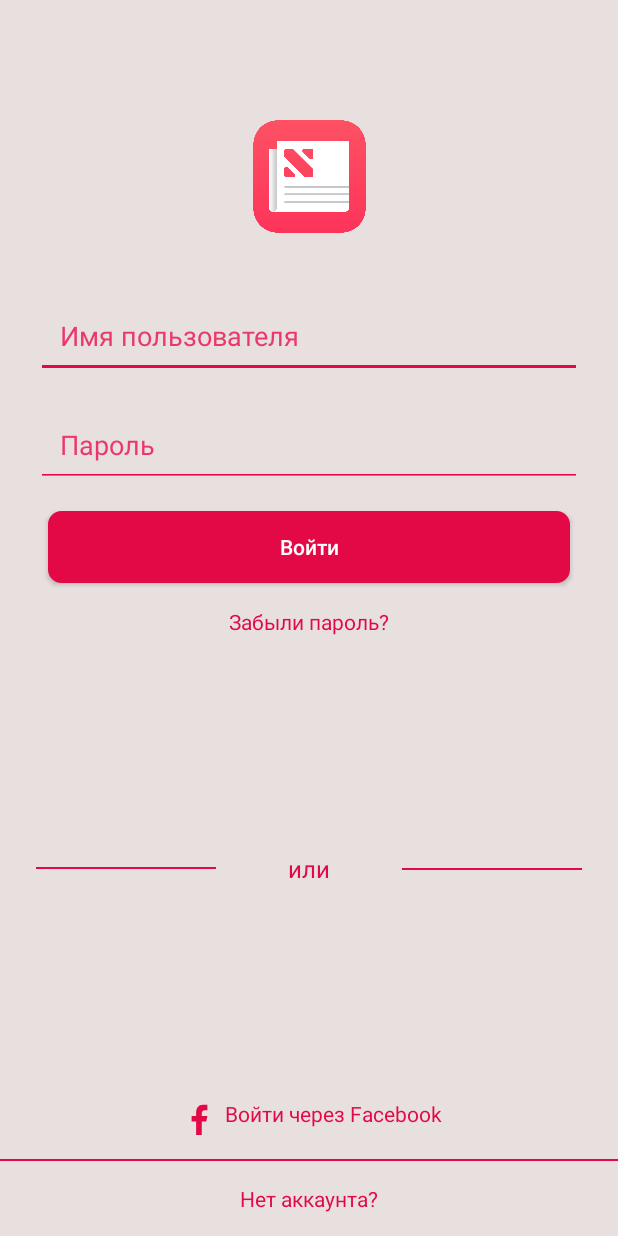
After one commit to nbekzulda/NewsHub, an Android app: the layout activity_authorization.xml on its own in the app's theme, with its tools: preview values and no code run, on a phone screen of 412 x 824 dp. The commit adds this screen. Run offline under Robolectric (Android 15) with nearby library versions, the phone set to English and light mode, and no system bars.

Commit message:
prepared data

```diff
--- a/app/build.gradle
+++ b/app/build.gradle
@@ -31,6 +31,10 @@ dependencies {
     implementation 'androidx.appcompat:appcompat:1.1.0'
     implementation 'androidx.core:core-ktx:1.3.0'
     implementation 'androidx.constraintlayout:constraintlayout:1.1.3'
+    implementation 'com.google.android.material:material:1.1.0'
+    implementation 'androidx.annotation:annotation:1.1.0'
+    implementation 'androidx.lifecycle:lifecycle-extensions:2.2.0'
+    implementation 'androidx.legacy:legacy-support-v4:1.0.0'
     testImplementation 'junit:junit:4.12'
     androidTestImplementation 'androidx.test.ext:junit:1.1.1'
     androidTestImplementation 'androidx.test.espresso:espresso-core:3.2.0'
--- /dev/null
+++ b/app/src/main/res/drawable/btn_bg.xml
@@ -0,0 +1,42 @@
+<?xml version="1.0" encoding="utf-8"?>
+<selector xmlns:android="http://schemas.android.com/apk/res/android">
+    <item
+        android:state_pressed="true">
+        <shape>
+            <stroke
+                android:color="@color/colorLightBlue"
+                android:width="2dp"/>
+
+            <corners
+                android:radius="8dp"/>
+
+        </shape>
+    </item>
+
+    <item
+        android:state_enabled="true">
+        <shape>
+            <stroke
+                android:color="@color/colorLightBlue"
+                android:width="2dp"/>
+
+            <corners
+                android:radius="8dp"/>
+            <solid
+                android:color="@color/colorLightBlue"/>
+        </shape>
+    </item>
+
+    <item
+        android:state_enabled="false">
+        <shape>
+            <stroke
+                android:color="@color/colorLightBlue"
+                android:width="2dp"/>
+            <corners
+                android:radius="8dp"/>
+            <solid
+                android:color="#DBDEE7"/>
+        </shape>
+    </item>
+</selector>
--- /dev/null
+++ b/app/src/main/res/drawable/ic_if_square_facebook.xml
@@ -0,0 +1,5 @@
+<vector android:height="24dp" android:viewportHeight="32.0"
+    android:viewportWidth="32.0" android:width="24dp" xmlns:android="http://schemas.android.com/apk/res/android">
+    <path android:fillColor="#E8DFDF" android:pathData="M32,30c0,1.1 -0.9,2 -2,2H2c-1.1,0 -2,-0.9 -2,-2V2c0,-1.1 0.9,-2 2,-2h28c1.1,0 2,0.9 2,2V30z"/>
+    <path android:fillColor="#E30846" android:pathData="M22,32V20h4l1,-5h-5v-2c0,-2 1,-3 3,-3h2V5c-1,0 -2.24,0 -4,0c-3.67,0 -6,2.88 -6,7v3h-4v5h4v12H22z"/>
+</vector>
--- /dev/null
+++ b/app/src/main/res/layout/activity_authorization.xml
@@ -0,0 +1,159 @@
+<?xml version="1.0" encoding="utf-8"?>
+<androidx.constraintlayout.widget.ConstraintLayout xmlns:android="http://schemas.android.com/apk/res/android"
+    xmlns:app="http://schemas.android.com/apk/res-auto"
+    xmlns:tools="http://schemas.android.com/tools"
+    android:layout_width="match_parent"
+    android:layout_height="match_parent"
+    tools:context=".AuthorizationActivity"
+    android:background="#E8DFDF">
+
+
+    <androidx.constraintlayout.widget.Guideline
+        android:id="@+id/guideline_left"
+        android:layout_width="wrap_content"
+        android:layout_height="wrap_content"
+        android:orientation="vertical"
+        app:layout_constraintGuide_begin="24dp" />
+
+    <androidx.constraintlayout.widget.Guideline
+        android:id="@+id/guideline_right"
+        android:layout_width="wrap_content"
+        android:layout_height="wrap_content"
+        android:orientation="vertical"
+        app:layout_constraintGuide_end="24dp"/>
+
+    <ImageView
+        android:id="@+id/logo"
+        android:layout_width="75dp"
+        android:layout_height="75dp"
+        android:src="@drawable/logo"
+        app:layout_constraintStart_toStartOf="@id/guideline_left"
+        app:layout_constraintEnd_toStartOf="@id/guideline_right"
+        app:layout_constraintTop_toTopOf="parent"
+        android:layout_marginTop="80dp"/>
+
+    <EditText
+        android:id="@+id/username"
+        android:layout_width="0dp"
+        android:layout_height="wrap_content"
+        app:layout_constraintStart_toStartOf="@id/guideline_left"
+        app:layout_constraintEnd_toStartOf="@id/guideline_right"
+        app:layout_constraintTop_toBottomOf="@id/logo"
+        android:layout_marginTop="40dp"
+        android:hint="Имя пользователя"
+        android:backgroundTint="@color/colorLightBlue"
+        android:textColorHint="@color/colorRed"
+        android:textCursorDrawable="@color/colorLightBlue"
+        android:textColor="@color/colorWhite"
+        android:padding="16dp" />
+
+    <EditText
+        android:id="@+id/password"
+        android:layout_width="0dp"
+        android:layout_height="wrap_content"
+        app:layout_constraintStart_toStartOf="@id/guideline_left"
+        app:layout_constraintEnd_toStartOf="@id/guideline_right"
+        app:layout_constraintTop_toBottomOf="@id/username"
+        android:layout_marginTop="16dp"
+        android:hint="Пароль"
+        android:backgroundTint="@color/colorLightBlue"
+        android:textColorHint="@color/colorRed"
+        android:textCursorDrawable="@color/colorLightBlue"
+        android:textColor="@color/colorLightBlue"
+        android:padding="16dp"
+        android:inputType="textPassword"/>
+
+    <Button
+        android:id="@+id/login"
+        android:layout_width="0dp"
+        android:layout_height="wrap_content"
+        android:layout_marginTop="16dp"
+        android:layout_marginStart="8dp"
+        android:layout_marginEnd="8dp"
+        app:layout_constraintStart_toStartOf="@id/guideline_left"
+        app:layout_constraintEnd_toStartOf="@id/guideline_right"
+        app:layout_constraintTop_toBottomOf="@id/password"
+        android:text="Войти"
+        android:textColor="@color/colorWhite"
+        android:textAllCaps="false"
+        android:background="@drawable/btn_bg"/>
+
+    <TextView
+        android:id="@+id/forgot_password"
+        android:layout_width="wrap_content"
+        android:layout_height="wrap_content"
+        android:text="Забыли пароль?"
+        android:textColor="@color/colorLightBlue"
+        app:layout_constraintStart_toStartOf="@id/guideline_left"
+        app:layout_constraintEnd_toStartOf="@id/guideline_right"
+        app:layout_constraintTop_toBottomOf="@id/login"
+        android:layout_marginTop="16dp"/>
+
+    <View
+        android:id="@+id/footer_line"
+        android:layout_width="0dp"
+        android:layout_height="1dp"
+        android:layout_marginBottom="50dp"
+        android:background="@color/colorLightBlue"
+        app:layout_constraintBottom_toBottomOf="parent" />
+
+    <TextView
+        android:layout_width="wrap_content"
+        android:layout_height="wrap_content"
+        android:text="Нет аккаунта?"
+        app:layout_constraintTop_toBottomOf="@id/footer_line"
+        app:layout_constraintEnd_toEndOf="parent"
+        app:layout_constraintStart_toStartOf="parent"
+        app:layout_constraintBottom_toBottomOf="parent"
+        android:textColor="@color/colorLightBlue"/>
+
+    <TextView
+        android:id="@+id/facebook_login"
+        android:layout_width="wrap_content"
+        android:layout_height="wrap_content"
+        android:text="Войти через Facebook"
+        android:textColor="@color/colorLightBlue"
+        app:layout_constraintStart_toStartOf="@id/guideline_left"
+        app:layout_constraintEnd_toStartOf="@id/guideline_right"
+        app:layout_constraintBottom_toTopOf="@id/footer_line"
+        android:layout_marginBottom="16dp"
+        android:drawableStart="@drawable/ic_if_square_facebook"
+        android:drawablePadding="8dp"/>
+
+    <View
+        android:id="@+id/line1"
+        android:layout_width="120dp"
+        android:layout_height="1dp"
+        android:layout_marginTop="80dp"
+        android:background="@color/colorLightBlue"
+        app:layout_constraintStart_toStartOf="@id/guideline_left"
+        app:layout_constraintTop_toBottomOf="@+id/forgot_password"
+        app:layout_constraintBottom_toTopOf="@+id/facebook_login"
+        android:layout_marginBottom="80dp"
+        app:layout_constraintHorizontal_chainStyle="spread_inside"
+        app:layout_constraintEnd_toStartOf="@+id/or"/>
+
+    <TextView
+        android:id="@+id/or"
+        android:layout_width="wrap_content"
+        android:layout_height="wrap_content"
+        android:text="или"
+        android:textColor="@color/colorLightBlue"
+        android:textSize="16sp"
+        app:layout_constraintBottom_toBottomOf="@+id/line1"
+        app:layout_constraintTop_toTopOf="@+id/line1"
+        app:layout_constraintEnd_toStartOf="@+id/line2"
+        app:layout_constraintStart_toEndOf="@+id/line1" />
+
+    <View
+        android:id="@+id/line2"
+        android:layout_width="120dp"
+        android:layout_height="1dp"
+        android:background="@color/colorLightBlue"
+        app:layout_constraintBottom_toBottomOf="@+id/or"
+        app:layout_constraintEnd_toEndOf="@id/guideline_right"
+        app:layout_constraintStart_toEndOf="@+id/or"
+        app:layout_constraintTop_toTopOf="@+id/or" />
+
+
+</androidx.constraintlayout.widget.ConstraintLayout>
--- a/app/src/main/res/values/colors.xml
+++ b/app/src/main/res/values/colors.xml
@@ -1,6 +1,10 @@
 <?xml version="1.0" encoding="utf-8"?>
 <resources>
     <color name="colorPrimary">#6200EE</color>
-    <color name="colorPrimaryDark">#3700B3</color>
+    <color name="colorPrimaryDark">#E82828</color>
     <color name="colorAccent">#03DAC5</color>
+    <color name="colorLightBlue">#E30846</color>
+    <color name="colorRed">#EA386A</color>
+    <color name="colorWhite">#FFFFFF</color>
+    <color name="colorBlue">#2196F3</color>
 </resources>
--- /dev/null
+++ b/app/src/main/res/values/dimens.xml
@@ -0,0 +1,5 @@
+<resources>
+    <!-- Default screen margins, per the Android Design guidelines. -->
+    <dimen name="activity_horizontal_margin">16dp</dimen>
+    <dimen name="activity_vertical_margin">16dp</dimen>
+</resources>
--- /dev/null
+++ b/app/src/main/res/values/refs.xml
@@ -0,0 +1,2 @@
+<?xml version="1.0" encoding="utf-8"?>
+<resources></resources>
--- a/app/src/main/res/values/styles.xml
+++ b/app/src/main/res/values/styles.xml
@@ -3,8 +3,20 @@
     <!-- Base application theme. -->
     <style name="AppTheme" parent="Theme.AppCompat.Light.DarkActionBar">
         <!-- Customize your theme here. -->
-        <item name="colorPrimary">@color/colorPrimary</item>
-        <item name="colorPrimaryDark">@color/colorPrimaryDark</item>
+        <item name="colorPrimary">@color/colorLightBlue</item>
+        <item name="colorPrimaryDark">@color/colorLightBlue</item>
+        <item name="colorAccent">@color/colorAccent</item>
+    </style>
+
+    <style name="SplashTheme" parent="Theme.AppCompat.Light.NoActionBar">
+        <item name="colorPrimary">@color/colorLightBlue</item>
+        <item name="colorPrimaryDark">@color/colorLightBlue</item>
+        <item name="colorAccent">@color/colorAccent</item>
+    </style>
+
+    <style name="AuhtTheme" parent="Theme.AppCompat.Light.NoActionBar">
+        <item name="colorPrimary">@color/colorLightBlue</item>
+        <item name="colorPrimaryDark">@color/colorLightBlue</item>
         <item name="colorAccent">@color/colorAccent</item>
     </style>
 
```
Also changed, not shown: app/src/main/AndroidManifest.xml (+7 -1 lines), app/src/main/java/com/example/newshub/MainActivity.kt (+15 -0 lines), app/src/main/res/drawable/splash_screen_bg.xml (added, +7 -0 lines), app/src/main/res/layout/activity_main.xml (+18 -8 lines), app/src/main/res/layout/activity_splash_screen.xml (added, +35 -0 lines), app/src/main/res/layout/fragment_economy_news.xml (added, +14 -0 lines), app/src/main/res/values/strings.xml (+12 -0 lines), app/src/main/res/drawable/logo.png (added).
